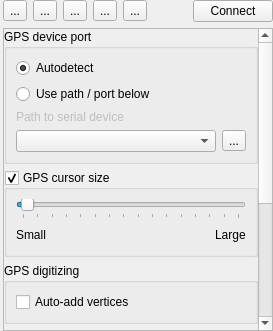
The window that qgis/src/ui/qgsgpsinformationwidgetbase.ui (sourcepole/qgis) describes before a commit, drawn with Qt 5.
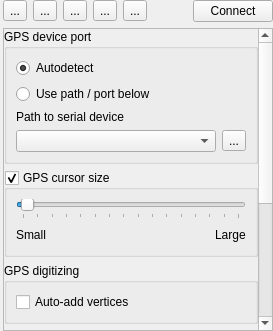
The same window after the commit. The open tabs and pages were chosen to show the change. Icons and pictures are not drawn.

The edit to the form file:
```diff
--- a/qgis/src/ui/qgsgpsinformationwidgetbase.ui
+++ b/qgis/src/ui/qgsgpsinformationwidgetbase.ui
@@ -318,9 +318,6 @@
                <layout class="QHBoxLayout" name="horizontalLayout">
                 <item>
                  <widget class="QLabel" name="mPathLabel">
-                  <property name="enabled">
-                   <bool>false</bool>
-                  </property>
                   <property name="text">
                    <string>Path to serial device</string>
                   </property>
```
